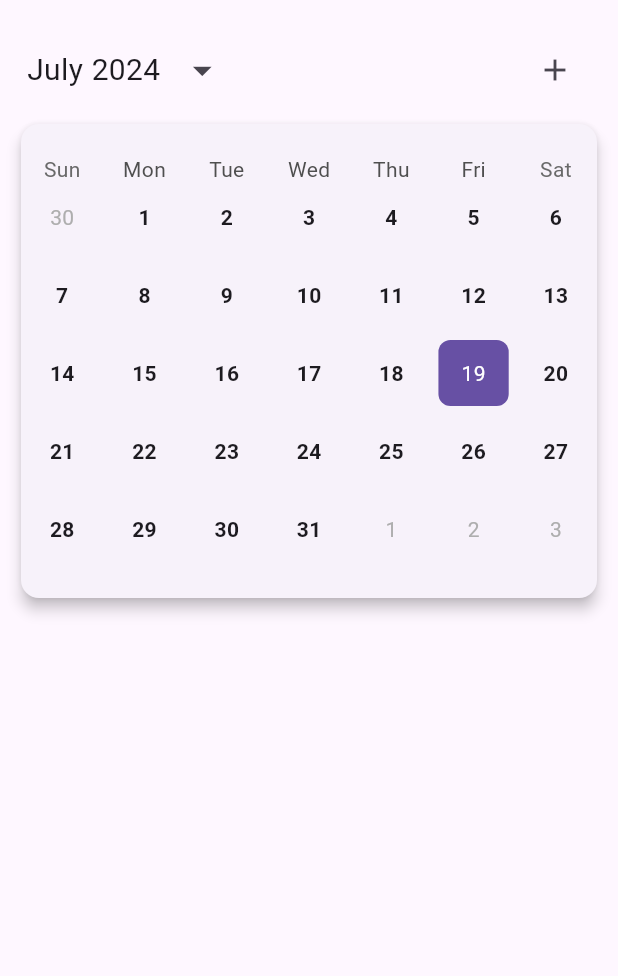
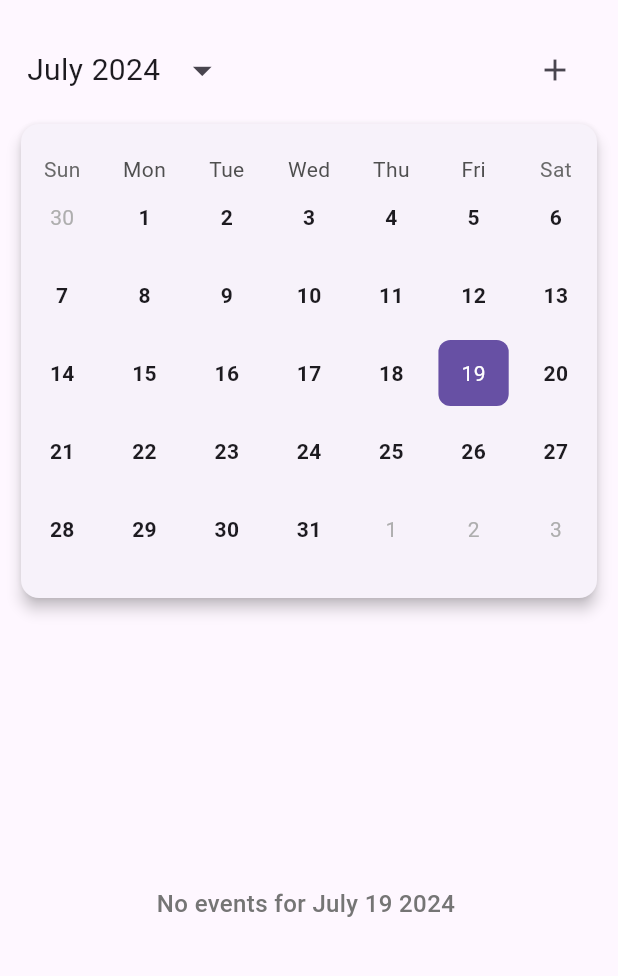
Before and after one commit to trick4u/db_2024, a Flutter app: the CalendarPage screen opened directly, on a phone screen of 412 x 824 dp, the part 62-1038 px from its top. Run offline on Flutter 3.47's test engine with Material 3 defaults, Android fonts, the phone set to English and light mode, and no system bars; drawn by our look-alikes of table_calendar; our stand-ins replace animate_do, awesome_notifications, cloud_firestore, firebase_auth, firebase_core, flutter_local_notifications and 13 more; missing offline and left inert: animate_gradient, dough, dough_sensors, flex_color_picker, flutter_carousel_slider and 5 more; accounts and stored records are empty; Roboto replaces fonts that are missing (Euclid); project files that could hold a hidden picture were left out.

Commit message:
empty_text

```diff
--- a/lib/projectPages/page_two_calendar.dart
+++ b/lib/projectPages/page_two_calendar.dart
@@ -248,11 +248,23 @@ class CalendarPage extends StatelessWidget {
                   SizedBox(height: 20),
                   Expanded(
                     child: Obx(
-                      () => ListView.builder(
+                      () => controller.events.isEmpty
+                          ? Center(
+                              child: Text(
+                                'No events for ${DateFormat('MMMM dd yyy').format(controller.selectedDay)} ',
+                                style: TextStyle(
+                                  fontSize: 16,
+                                  fontWeight: FontWeight.w500,
+                                  color: Colors.grey[600],
+                                ),
+                              ),
+                            )
+                          : ListView.builder(
                               itemCount: controller.events.length,
                               itemBuilder: (context, index) {
                                 return InkWell(
-                            child:   EventCard(event: controller.events[index]),
+                                  child: EventCard(
+                                      event: controller.events[index]),
                                   onTap: () {
                                     controller.showEventBottomSheet(context,
                                         event: controller.events[index]);
```
Lines whose indentation alone changed are shown as unchanged.
